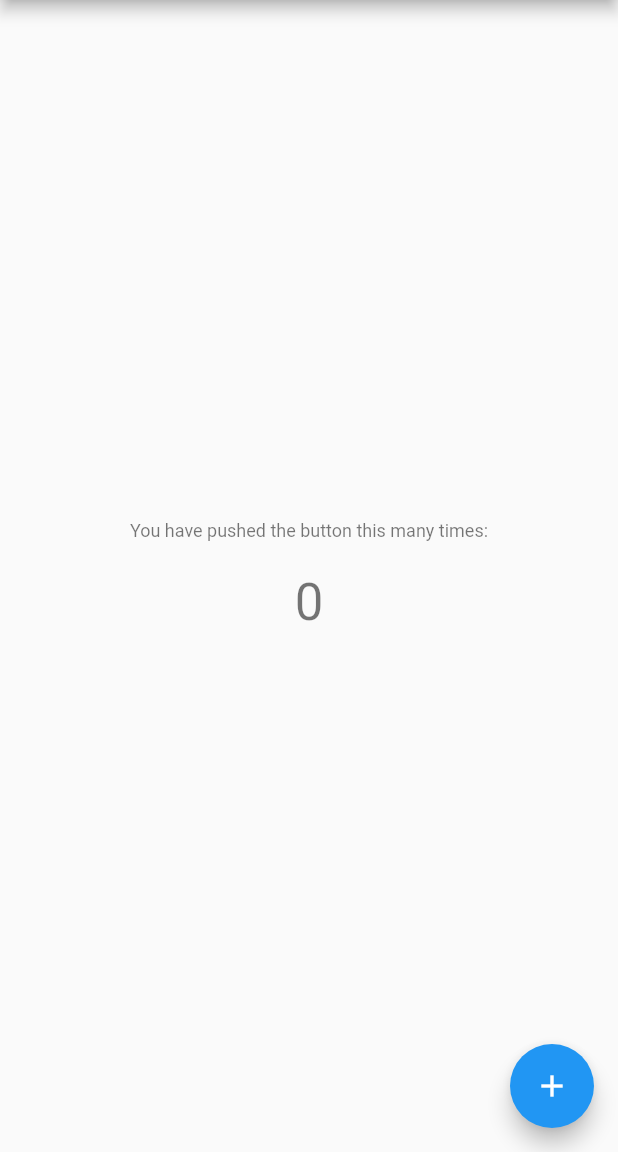
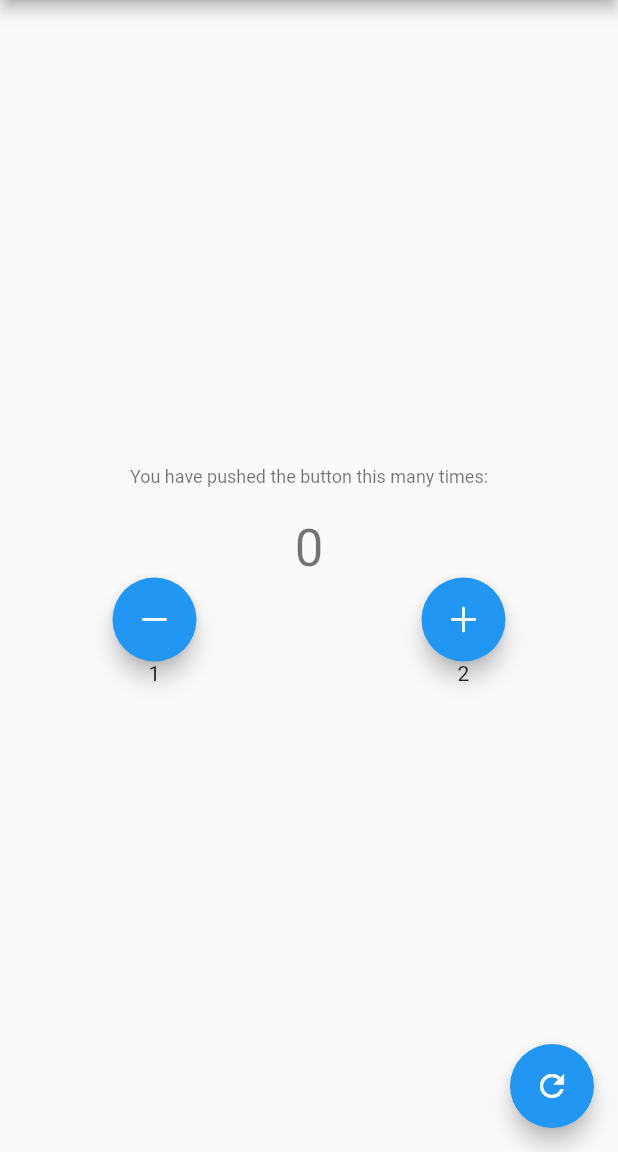
Before and after one commit to bamboo-wood/flutter_riverpod, a Flutter app: the screen it shows after launch, on a phone screen of 412 x 824 dp, the part 84-1236 px from its top. Run offline on Flutter 3.47's test engine with Material 2 defaults, Android fonts, the phone set to English and light mode, and no system bars; our stand-ins replace flutter_riverpod.

Commit message:
modify ui

```diff
--- a/lib/main.dart
+++ b/lib/main.dart
@@ -1,3 +1,4 @@
+import 'package:flutter/cupertino.dart';
 import 'package:flutter/material.dart';
 import 'package:flutter_riverpod/flutter_riverpod.dart';
 import 'package:flutter_riverpod_explanation/Provider/provider.dart';
@@ -33,7 +34,6 @@ class MyHomePage extends ConsumerStatefulWidget {
 class _MyHomePageState extends ConsumerState<MyHomePage> {
   @override
   Widget build(BuildContext context) {
-    print('MyHomePage build() called.');
     return Scaffold(
       appBar: AppBar(
         title: Text(
@@ -57,13 +57,32 @@ class _MyHomePageState extends ConsumerState<MyHomePage> {
               ref.watch(countProvider).toString(),
               style: Theme.of(context).textTheme.headlineMedium,
             ),
+            Row(
+              mainAxisAlignment: MainAxisAlignment.spaceAround,
+              children: [
+                FloatingActionButton(
+                  onPressed: () => {ref.read(countProvider.notifier).state++},
+                  child: const Icon(CupertinoIcons.minus),
+                ),
+                FloatingActionButton(
+                  onPressed: () => {ref.read(countProvider.notifier).state++},
+                  child: const Icon(CupertinoIcons.plus),
+                ),
+              ],
+            ),
+            Row(
+              mainAxisAlignment: MainAxisAlignment.spaceAround,
+              children: [
+                Text("1"),
+                Text('2'),
+              ],
+            ),
           ],
         ),
       ),
       floatingActionButton: FloatingActionButton(
         onPressed: () => {ref.read(countProvider.notifier).state++},
-        tooltip: 'Increment',
-        child: const Icon(Icons.add),
+        child: const Icon(Icons.refresh),
       ),
     );
   }
```
